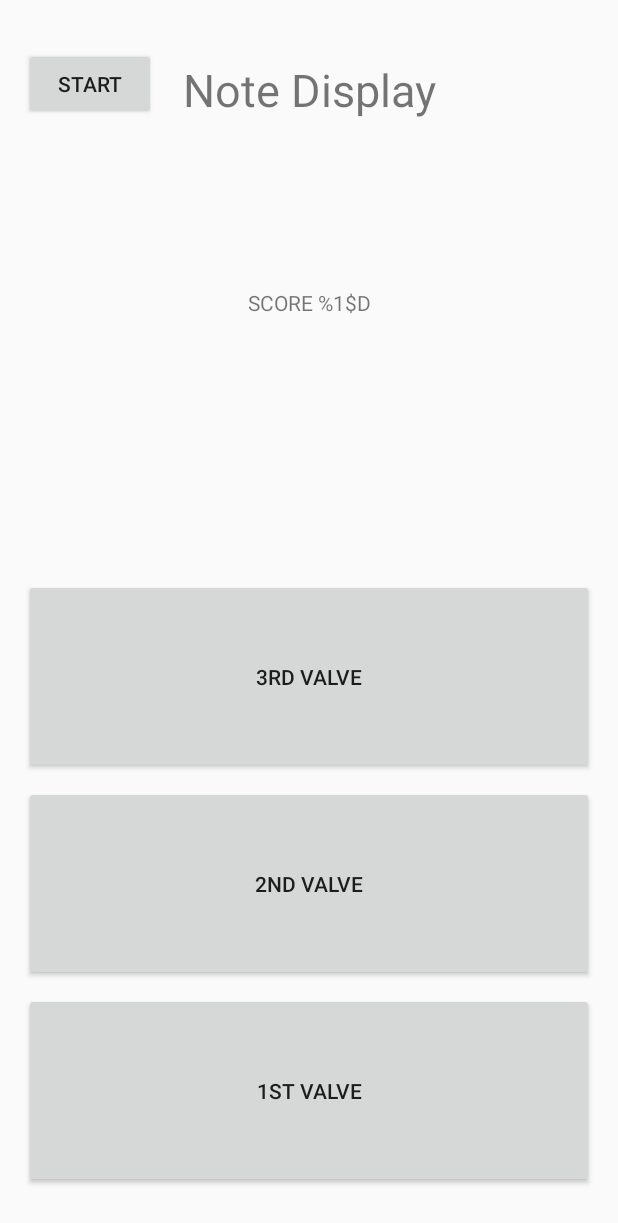
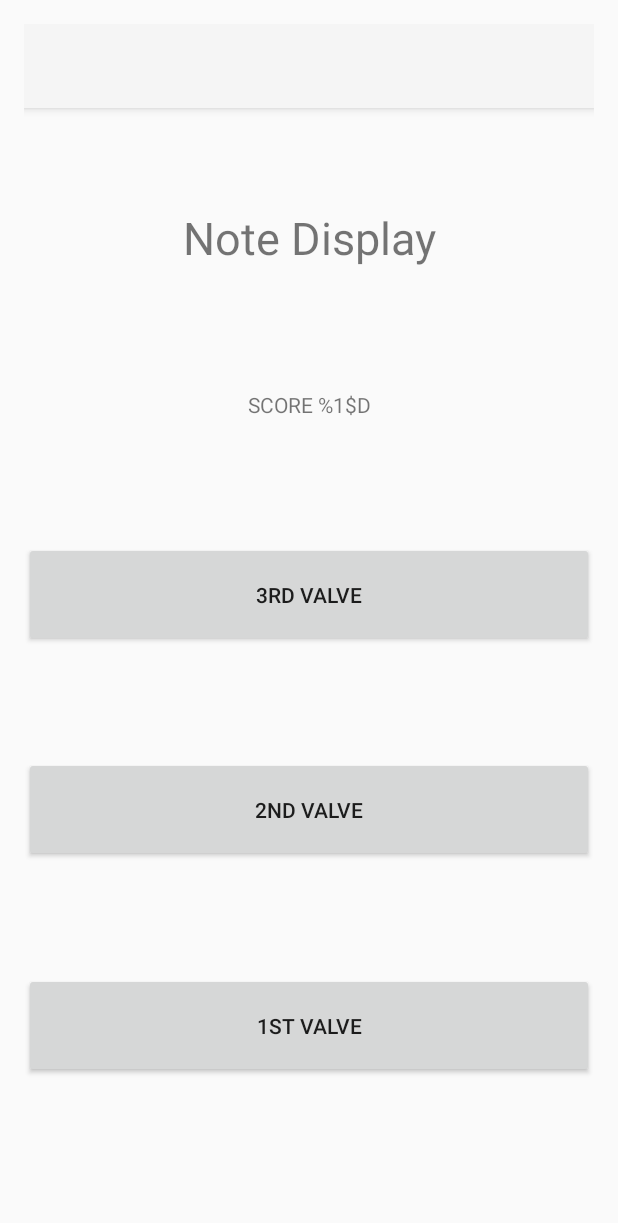
Before and after one commit to jaredblack/brass-scale-practice, an Android app: the layout activity_main.xml on its own in the app's theme, with its tools: preview values and no code run, on a phone screen of 412 x 824 dp. Shown: the top 1223 px of the screen. Run offline under Robolectric (Android 15) with nearby library versions, the phone set to English and light mode, and no system bars.

Commit message:
looked into adjusting some layout tings

```diff
--- a/BrassScalePractice/app/src/main/AndroidManifest.xml
+++ b/BrassScalePractice/app/src/main/AndroidManifest.xml
@@ -8,7 +8,7 @@
         android:label="@string/app_name"
         android:roundIcon="@mipmap/ic_launcher_round"
         android:supportsRtl="true"
-        android:theme="@style/AppTheme">
+        android:theme="@style/Theme.AppCompat.Light.NoActionBar">
         <activity android:name=".MainActivity">
             <intent-filter>
                 <action android:name="android.intent.action.MAIN" />
--- a/BrassScalePractice/app/src/main/res/layout/activity_main.xml
+++ b/BrassScalePractice/app/src/main/res/layout/activity_main.xml
@@ -8,37 +8,52 @@
     android:paddingVertical="16dp"
     tools:context="com.jhblack.brassscalepractice.MainActivity">
 
+    <android.support.v7.widget.Toolbar
+        android:id="@+id/my_toolbar"
+        android:layout_width="match_parent"
+        android:layout_height="?attr/actionBarSize"
+        android:background="?attr/colorPrimary"
+        android:elevation="4dp"
+        android:theme="@style/ThemeOverlay.AppCompat.ActionBar"
+        app:popupTheme="@style/ThemeOverlay.AppCompat.Light"
+        tools:layout_editor_absoluteX="16dp"
+        tools:layout_editor_absoluteY="0dp" />
+
     <Button
         android:id="@+id/valve_3"
         android:layout_width="0dp"
-        android:layout_height="130dp"
-        android:layout_marginBottom="8dp"
+        android:layout_height="70dp"
         android:text="@string/valve_3"
         app:layout_constraintBottom_toTopOf="@+id/valve_2"
         app:layout_constraintEnd_toEndOf="parent"
+        app:layout_constraintHorizontal_bias="0.5"
         app:layout_constraintLeft_toLeftOf="parent"
         app:layout_constraintRight_toRightOf="parent"
-        app:layout_constraintStart_toStartOf="parent" />
+        app:layout_constraintStart_toStartOf="parent"
+        app:layout_constraintTop_toBottomOf="@+id/score_view" />
 
     <Button
         android:id="@+id/valve_2"
         android:layout_width="0dp"
-        android:layout_height="130dp"
-        android:layout_marginBottom="8dp"
+        android:layout_height="70dp"
         android:text="@string/valve_2"
         app:layout_constraintBottom_toTopOf="@+id/valve_1"
+        app:layout_constraintHorizontal_bias="0.5"
         app:layout_constraintLeft_toLeftOf="parent"
-        app:layout_constraintRight_toRightOf="parent" />
+        app:layout_constraintRight_toRightOf="parent"
+        app:layout_constraintTop_toBottomOf="@+id/valve_3" />
 
     <Button
         android:id="@+id/valve_1"
         android:layout_width="0dp"
-        android:layout_height="130dp"
+        android:layout_height="70dp"
         android:layout_marginBottom="16dp"
         android:text="@string/valve_1"
         app:layout_constraintBottom_toBottomOf="parent"
+        app:layout_constraintHorizontal_bias="0.5"
         app:layout_constraintLeft_toLeftOf="parent"
-        app:layout_constraintRight_toRightOf="parent" />
+        app:layout_constraintRight_toRightOf="parent"
+        app:layout_constraintTop_toBottomOf="@+id/valve_2" />
 
     <TextView
         android:id="@+id/note_display"
@@ -46,21 +61,22 @@
         android:layout_height="wrap_content"
         android:text="@string/note_display_default"
         android:textSize="30sp"
-        app:layout_constraintBottom_toBottomOf="@+id/start_button"
+        app:layout_constraintBottom_toTopOf="@+id/score_view"
         app:layout_constraintEnd_toEndOf="parent"
+        app:layout_constraintHorizontal_bias="0.5"
         app:layout_constraintLeft_toLeftOf="parent"
         app:layout_constraintRight_toRightOf="parent"
-        app:layout_constraintStart_toStartOf="parent" />
+        app:layout_constraintStart_toStartOf="parent"
+        app:layout_constraintTop_toBottomOf="@+id/start_button" />
 
     <Button
         android:id="@+id/start_button"
         android:layout_width="wrap_content"
         android:layout_height="wrap_content"
-        android:layout_marginTop="16dp"
         android:onClick="start"
         android:text="Start"
-        app:layout_constraintStart_toStartOf="parent"
-        app:layout_constraintTop_toTopOf="parent" />
+        tools:layout_editor_absoluteX="0dp"
+        tools:layout_editor_absoluteY="0dp" />
 
     <TextView
         android:id="@+id/score_view"
@@ -72,6 +88,7 @@
         android:textAllCaps="true"
         app:layout_constraintBottom_toTopOf="@+id/valve_3"
         app:layout_constraintEnd_toEndOf="parent"
+        app:layout_constraintHorizontal_bias="0.5"
         app:layout_constraintLeft_toLeftOf="parent"
         app:layout_constraintRight_toRightOf="parent"
         app:layout_constraintStart_toStartOf="parent"
```
